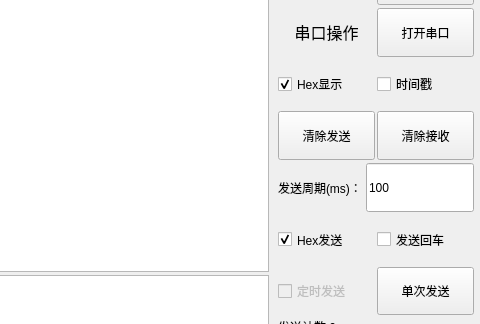
This is HelloToolbox/serialport/SerialPortBase.ui in AngLao/HelloToolbox as Qt 5 draws it before an edit; both pictures show x 521 to 1001 and y 257 to 581 of the 1001 by 672 pixel window. The edited form follows.
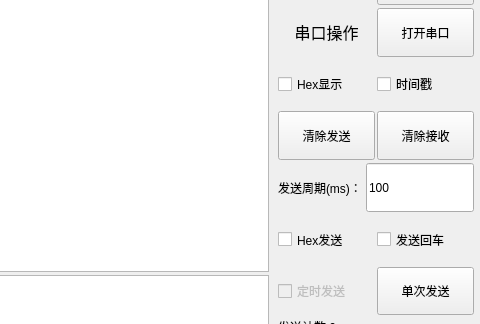
This is the edited form.

What changed in the file:
```diff
--- a/HelloToolbox/serialport/SerialPortBase.ui
+++ b/HelloToolbox/serialport/SerialPortBase.ui
@@ -619,7 +619,7 @@
           <string>Hex显示</string>
          </property>
          <property name="checked">
-          <bool>true</bool>
+          <bool>false</bool>
          </property>
          <property name="tristate">
           <bool>false</bool>
@@ -799,7 +799,7 @@
           <string>Hex发送</string>
          </property>
          <property name="checked">
-          <bool>true</bool>
+          <bool>false</bool>
          </property>
         </widget>
        </item>
```
